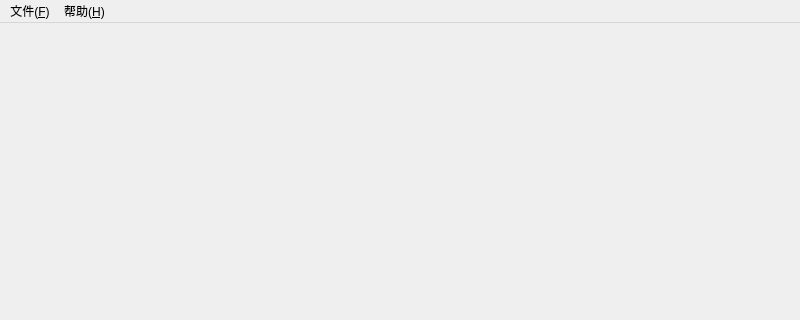
Above: mainwindow.ui from 2094780632/MusicSheetsManager before the change; both pictures show x 0 to 800 and y 0 to 320 of the 800 by 600 pixel window. Below: the same form after it.
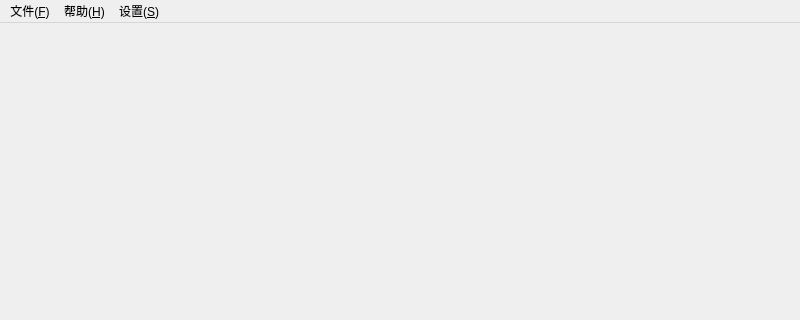
That is the form after the change. Icons and pictures are not drawn.

Diff of the .ui file:
```diff
--- a/mainwindow.ui
+++ b/mainwindow.ui
@@ -46,8 +46,15 @@
     </property>
     <addaction name="action_about"/>
    </widget>
+   <widget class="QMenu" name="menu_S">
+    <property name="title">
+     <string>设置(&amp;S)</string>
+    </property>
+    <addaction name="action_R"/>
+   </widget>
    <addaction name="menu_f"/>
    <addaction name="menu_H"/>
+   <addaction name="menu_S"/>
   </widget>
   <widget class="QStatusBar" name="statusbar"/>
   <action name="action_O">
```
Left out of the diff: 10 changed lines with no effect on the pictures.
